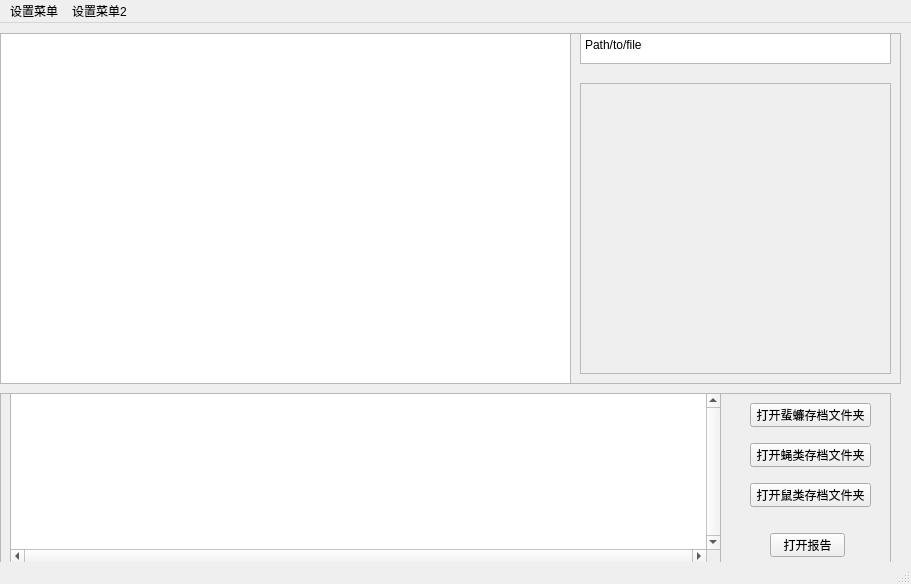
Old version of the form ui/tab7.ui in the repository 2950067210dqy/pyqt6_project_smart_device.
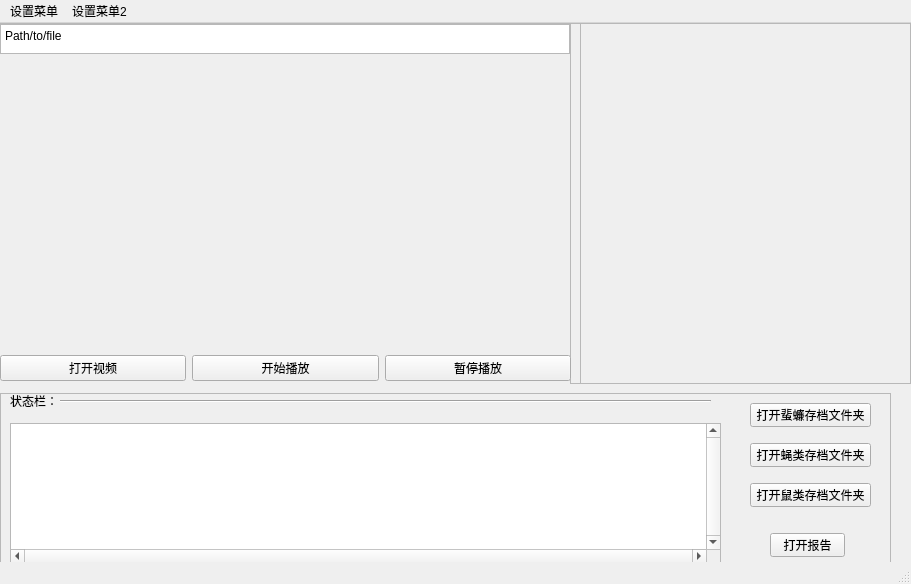
New version of the form.

```diff
--- a/ui/tab7.ui
+++ b/ui/tab7.ui
@@ -14,16 +14,6 @@
    <string>MainWindow</string>
   </property>
   <widget class="QWidget" name="centralwidget">
-   <widget class="QGraphicsView" name="image_view">
-    <property name="geometry">
-     <rect>
-      <x>0</x>
-      <y>10</y>
-      <width>571</width>
-      <height>351</height>
-     </rect>
-    </property>
-   </widget>
    <widget class="QFrame" name="status_frame">
     <property name="geometry">
      <rect>
@@ -43,9 +33,9 @@
      <property name="geometry">
       <rect>
        <x>10</x>
-       <y>0</y>
+       <y>30</y>
        <width>711</width>
-       <height>171</height>
+       <height>141</height>
       </rect>
      </property>
      <property name="verticalScrollBarPolicy">
@@ -120,14 +110,40 @@
       <string>打开报告</string>
      </property>
     </widget>
+    <widget class="QLabel" name="label">
+     <property name="geometry">
+      <rect>
+       <x>10</x>
+       <y>0</y>
+       <width>54</width>
+       <height>16</height>
+      </rect>
+     </property>
+     <property name="text">
+      <string>状态栏：</string>
+     </property>
+    </widget>
+    <widget class="Line" name="line">
+     <property name="geometry">
+      <rect>
+       <x>60</x>
+       <y>0</y>
+       <width>651</width>
+       <height>16</height>
+      </rect>
+     </property>
+     <property name="orientation">
+      <enum>Qt::Horizontal</enum>
+     </property>
+    </widget>
    </widget>
    <widget class="QFrame" name="graphic_frame">
     <property name="geometry">
      <rect>
       <x>570</x>
-      <y>10</y>
-      <width>331</width>
-      <height>351</height>
+      <y>0</y>
+      <width>341</width>
+      <height>361</height>
      </rect>
     </property>
     <property name="frameShape">
@@ -136,26 +152,13 @@
     <property name="frameShadow">
      <enum>QFrame::Raised</enum>
     </property>
-    <widget class="QPlainTextEdit" name="plainTextEdit">
-     <property name="geometry">
-      <rect>
-       <x>10</x>
-       <y>0</y>
-       <width>311</width>
-       <height>31</height>
-      </rect>
-     </property>
-     <property name="plainText">
-      <string>Path/to/file</string>
-     </property>
-    </widget>
     <widget class="QWidget" name="verticalLayoutWidget">
      <property name="geometry">
       <rect>
        <x>10</x>
-       <y>50</y>
-       <width>311</width>
-       <height>291</height>
+       <y>0</y>
+       <width>331</width>
+       <height>361</height>
       </rect>
      </property>
      <layout class="QVBoxLayout" name="charts_layout">
@@ -169,8 +172,8 @@
           <rect>
            <x>0</x>
            <y>0</y>
-           <width>307</width>
-           <height>287</height>
+           <width>327</width>
+           <height>357</height>
           </rect>
          </property>
         </widget>
@@ -179,6 +182,104 @@
      </layout>
     </widget>
    </widget>
+   <widget class="QWidget" name="horizontalLayoutWidget">
+    <property name="geometry">
+     <rect>
+      <x>-1</x>
+      <y>0</y>
+      <width>571</width>
+      <height>31</height>
+     </rect>
+    </property>
+    <layout class="QHBoxLayout" name="horizontalLayout">
+     <item>
+      <widget class="QScrollArea" name="scrollArea_path">
+       <property name="sizeAdjustPolicy">
+        <enum>QAbstractScrollArea::AdjustToContents</enum>
+       </property>
+       <property name="widgetResizable">
+        <bool>true</bool>
+       </property>
+       <widget class="QWidget" name="scrollAreaWidgetContents">
+        <property name="geometry">
+         <rect>
+          <x>0</x>
+          <y>0</y>
+          <width>567</width>
+          <height>27</height>
+         </rect>
+        </property>
+        <widget class="QPlainTextEdit" name="plainTextEdit">
+         <property name="geometry">
+          <rect>
+           <x>0</x>
+           <y>0</y>
+           <width>571</width>
+           <height>41</height>
+          </rect>
+         </property>
+         <property name="sizeAdjustPolicy">
+          <enum>QAbstractScrollArea::AdjustToContents</enum>
+         </property>
+         <property name="undoRedoEnabled">
+          <bool>false</bool>
+         </property>
+         <property name="readOnly">
+          <bool>true</bool>
+         </property>
+         <property name="plainText">
+          <string>Path/to/file</string>
+         </property>
+        </widget>
+       </widget>
+      </widget>
+     </item>
+    </layout>
+   </widget>
+   <widget class="QWidget" name="verticalLayoutWidget_2">
+    <property name="geometry">
+     <rect>
+      <x>0</x>
+      <y>40</y>
+      <width>571</width>
+      <height>281</height>
+     </rect>
+    </property>
+    <layout class="QVBoxLayout" name="video_layout"/>
+   </widget>
+   <widget class="QWidget" name="horizontalLayoutWidget_2">
+    <property name="geometry">
+     <rect>
+      <x>0</x>
+      <y>330</y>
+      <width>571</width>
+      <height>31</height>
+     </rect>
+    </property>
+    <layout class="QHBoxLayout" name="video_btn_layout">
+     <item>
+      <widget class="QPushButton" name="open_video_btn">
+       <property name="text">
+        <string>打开视频</string>
+       </property>
+      </widget>
+     </item>
+     <item>
+      <widget class="QPushButton" name="start_video_btn">
+       <property name="text">
+        <string>开始播放</string>
+       </property>
+      </widget>
+     </item>
+     <item>
+      <widget class="QPushButton" name="stop_video_btn">
+       <property name="text">
+        <string>暂停播放</string>
+       </property>
+      </widget>
+     </item>
+    </layout>
+   </widget>
   </widget>
   <widget class="QMenuBar" name="menubar">
    <property name="geometry">
```
